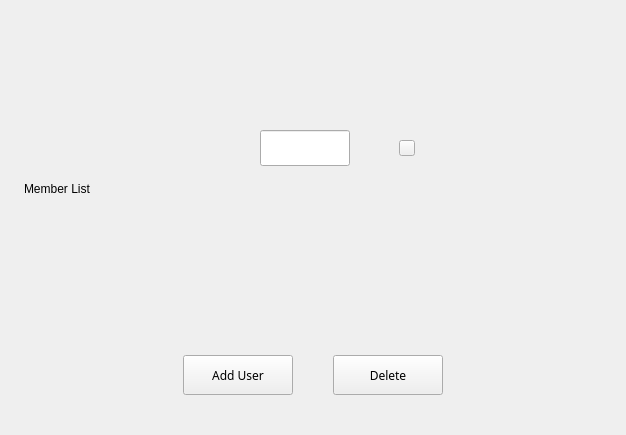
First picture: the form in plugins/group/src/pages/group-info-page/group-info-page.ui, repository openeuler-mirror/kiran-control-panel, before the edit.
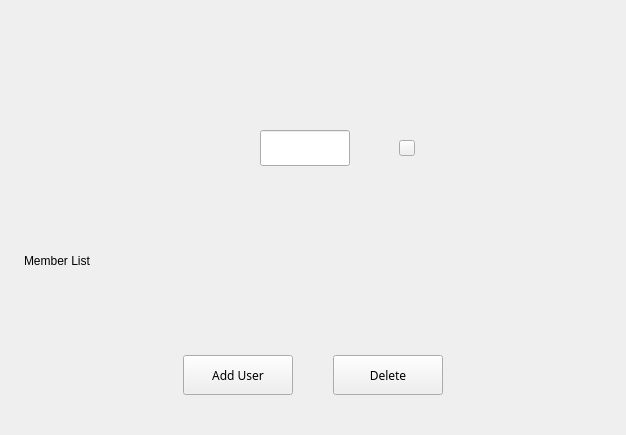
Second picture: the form after the edit. Custom widgets are drawn as their Qt base class.

What changed in the file:
```diff
--- a/plugins/group/src/pages/group-info-page/group-info-page.ui
+++ b/plugins/group/src/pages/group-info-page/group-info-page.ui
@@ -279,19 +279,6 @@
      </item>
     </layout>
    </item>
-   <item>
-    <spacer name="verticalSpacer">
-     <property name="orientation">
-      <enum>Qt::Vertical</enum>
-     </property>
-     <property name="sizeHint" stdset="0">
-      <size>
-       <width>20</width>
-       <height>66</height>
-      </size>
-     </property>
-    </spacer>
-   </item>
    <item>
     <layout class="QHBoxLayout" name="horizontalLayout">
      <property name="spacing">
```
